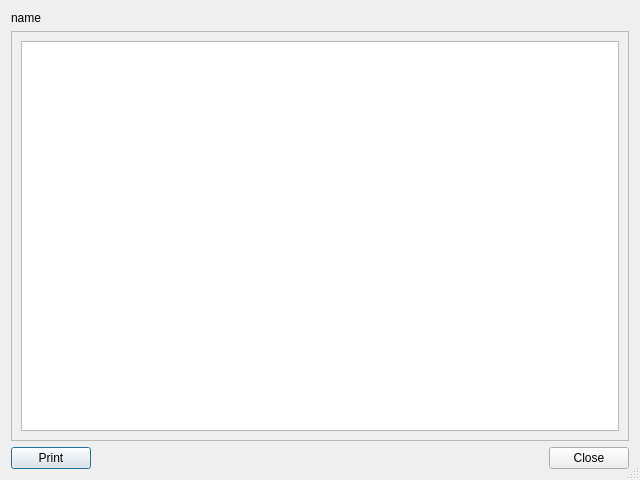
First picture: the form in src/dialog_fileview.ui, repository nmfs-ost/ss3-ssi, before the edit.
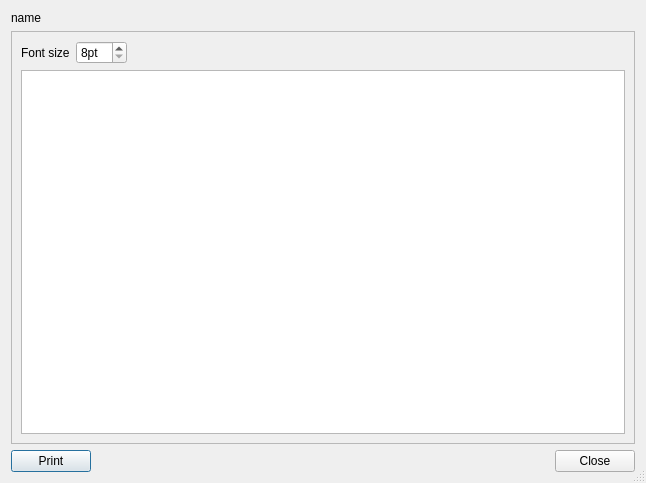
Second picture: the form after the edit.

Diff of the .ui file:
```diff
--- a/src/dialog_fileview.ui
+++ b/src/dialog_fileview.ui
@@ -6,8 +6,8 @@
    <rect>
     <x>0</x>
     <y>0</y>
-    <width>640</width>
-    <height>480</height>
+    <width>646</width>
+    <height>483</height>
    </rect>
   </property>
   <property name="windowTitle">
@@ -34,11 +34,48 @@
        <rect>
         <x>0</x>
         <y>0</y>
-        <width>616</width>
-        <height>396</height>
+        <width>622</width>
+        <height>399</height>
        </rect>
       </property>
-      <layout class="QHBoxLayout" name="horizontalLayout">
+      <layout class="QVBoxLayout" name="verticalLayout_2">
+       <item>
+        <layout class="QHBoxLayout" name="horizontalLayout_toolbar">
+         <item>
+          <widget class="QLabel" name="label_fontsize">
+           <property name="text">
+            <string>Font size</string>
+           </property>
+          </widget>
+         </item>
+         <item>
+          <widget class="QSpinBox" name="spinBox_fontsize">
+           <property name="suffix">
+            <string>pt</string>
+           </property>
+           <property name="minimum">
+            <number>8</number>
+           </property>
+           <property name="maximum">
+            <number>16</number>
+           </property>
+          </widget>
+         </item>
+         <item>
+          <spacer name="horizontalSpacer_toolbar">
+           <property name="orientation">
+            <enum>Qt::Horizontal</enum>
+           </property>
+           <property name="sizeHint" stdset="0">
+            <size>
+             <width>40</width>
+             <height>20</height>
+            </size>
+           </property>
+          </spacer>
+         </item>
+        </layout>
+       </item>
        <item>
         <widget class="QPlainTextEdit" name="plainTextEdit">
          <property name="readOnly">
```
Left out of the diff: 2 changed lines with no effect on the pictures.
